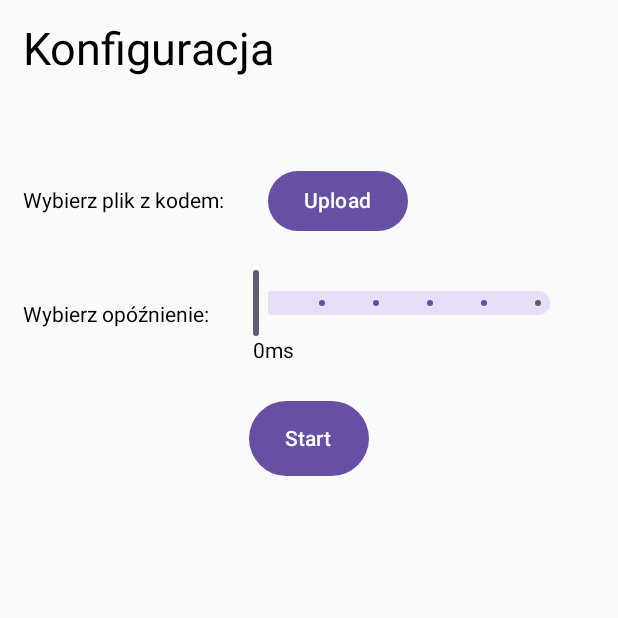
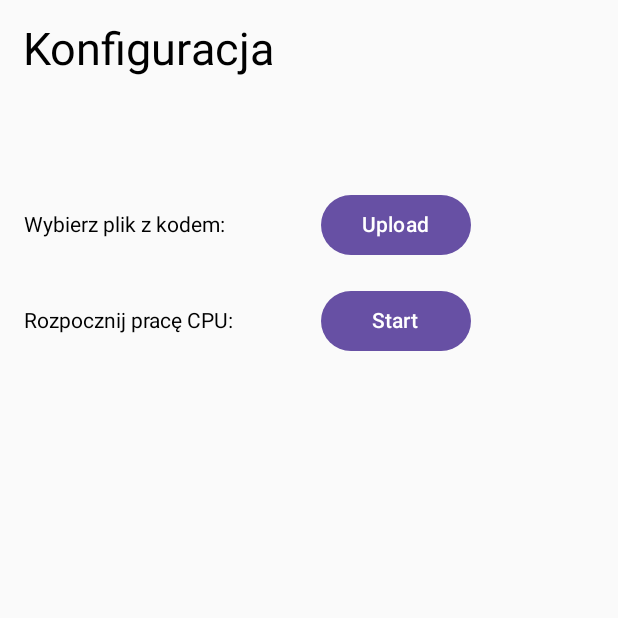
Before and after one commit to igornieb/RetroPc, an Android app built with Jetpack Compose: the screen it shows after launch (MainActivity), after a tap on "Start", on a phone screen of 412 x 824 dp, the top half of it. Run offline under Robolectric (Android 15) with nearby library versions, the phone set to English and light mode, and no system bars.

Commit message:
Fix ui, change represented memory size, fix graphical representation, add test code .txt file, connect ui to cpu logic

```diff
--- a/app/src/main/java/com/example/retropc/Bus.kt
+++ b/app/src/main/java/com/example/retropc/Bus.kt
@@ -1,6 +1,4 @@
 package com.example.retropc
-
-import android.util.Log
 
 class Bus {
     @OptIn(ExperimentalUnsignedTypes::class)
--- a/app/src/main/java/com/example/retropc/CommonComposables.kt
+++ b/app/src/main/java/com/example/retropc/CommonComposables.kt
@@ -4,7 +4,6 @@ import androidx.compose.foundation.layout.Row
 import androidx.compose.foundation.layout.fillMaxWidth
 import androidx.compose.foundation.layout.height
 import androidx.compose.foundation.layout.padding
-import androidx.compose.foundation.layout.width
 import androidx.compose.material3.Text
 import androidx.compose.runtime.Composable
 import androidx.compose.ui.Modifier
--- a/app/src/main/java/com/example/retropc/ConfigLayout.kt
+++ b/app/src/main/java/com/example/retropc/ConfigLayout.kt
@@ -2,26 +2,17 @@ package com.example.retropc
 
 import android.app.Activity
 import android.content.Intent
-import android.util.Log
-import androidx.activity.viewModels
-import androidx.compose.foundation.layout.Arrangement
 import androidx.compose.foundation.layout.Column
 import androidx.compose.foundation.layout.Row
 import androidx.compose.foundation.layout.Spacer
+import androidx.compose.foundation.layout.fillMaxSize
+import androidx.compose.foundation.layout.fillMaxWidth
 import androidx.compose.foundation.layout.height
 import androidx.compose.foundation.layout.padding
 import androidx.compose.foundation.layout.width
 import androidx.compose.material3.Button
-import androidx.compose.material3.MaterialTheme
-import androidx.compose.material3.Slider
-import androidx.compose.material3.SliderDefaults
 import androidx.compose.material3.Text
 import androidx.compose.runtime.Composable
-import androidx.compose.runtime.MutableState
-import androidx.compose.runtime.getValue
-import androidx.compose.runtime.mutableStateOf
-import androidx.compose.runtime.remember
-import androidx.compose.runtime.setValue
 import androidx.compose.ui.Alignment
 import androidx.compose.ui.Modifier
 import androidx.compose.ui.tooling.preview.Preview
@@ -36,37 +27,19 @@ fun PreviewConfig() {
 }
 
 @Composable
-fun ConfigLayout(vmodel: MainViewModel, activity: Activity) {
-    val vm = vmodel
-
+fun ConfigLayout(vm: MainViewModel, activity: Activity) {
     Column {
         Header("Konfiguracja")
         Spacer(modifier = Modifier.height(40.dp))
 
-        // Body
-        Row(
-            verticalAlignment = Alignment.CenterVertically,
-            horizontalArrangement = Arrangement.spacedBy(8.dp),
-            modifier = Modifier.padding(horizontal = 15.dp)
+        Column(
+            modifier = Modifier
+                .fillMaxSize()
+                .padding(16.dp)
         ) {
-            Text(text = "Wybierz plik z kodem: ")
-            Spacer(modifier = Modifier.width(10.dp))
-            Button(onClick = { openFile(activity) })
-            {
-                Text(text = "Upload")
-            }
+            UploadRow(activity)
+            StartRow(vm::resetAndStart)
         }
-        Spacer(modifier = Modifier.height(20.dp))
-        Row(
-            verticalAlignment = Alignment.CenterVertically,
-            horizontalArrangement = Arrangement.spacedBy(8.dp),
-            modifier = Modifier.padding(horizontal = 15.dp)
-        ) {
-            Text(text = "Wybierz opóźnienie: ")
-            Spacer(modifier = Modifier.width(10.dp))
-            TempoSlider(vm.tempoSliderPosition)
-        }
-        Menu()
     }
 }
 
@@ -79,22 +52,61 @@ fun openFile(activity: Activity) {
 }
 
 @Composable
-fun TempoSlider(sliderPosition: MutableState<Float>) {
-    Column(
-        modifier = Modifier.width(200.dp)
+fun UploadRow(activity: Activity) {
+    Row(
+        modifier = Modifier
+            .fillMaxWidth()
+            .padding(bottom = 16.dp),
+        verticalAlignment = Alignment.CenterVertically
     ) {
-        Slider(
-            value = sliderPosition.value,
-            onValueChange = { sliderPosition.value = it},
-            colors = SliderDefaults.colors(
-                thumbColor = MaterialTheme.colorScheme.secondary,
-                activeTrackColor = MaterialTheme.colorScheme.secondary,
-                inactiveTrackColor = MaterialTheme.colorScheme.secondaryContainer,
-            ),
-            steps = 4,
-            valueRange = 0f..1500f
-        )
-        Text(text = sliderPosition.value.toInt().toString() + "ms")
+        Column(
+            modifier = Modifier.weight(1f)
+        ) {
+            Text("Wybierz plik z kodem:")
+        }
 
+        // Right column with button
+        Column(
+            modifier = Modifier
+                .weight(1f)
+                .padding(start = 8.dp)
+        ) {
+            Button(
+                modifier = Modifier.width(100.dp),
+                onClick = { openFile(activity) }
+            ) {
+                Text("Upload")
+            }
+        }
     }
 }
+
+@Composable
+fun StartRow(startFun: () -> Unit) {
+    Row(
+        modifier = Modifier
+            .fillMaxWidth()
+            .padding(bottom = 16.dp),
+        verticalAlignment = Alignment.CenterVertically
+    ) {
+        Column(
+            modifier = Modifier.weight(1f)
+        ) {
+            Text("Rozpocznij pracę CPU:")
+        }
+
+        // Right column with button
+        Column(
+            modifier = Modifier
+                .weight(1f)
+                .padding(start = 8.dp)
+        ) {
+            Button(
+                modifier = Modifier.width(100.dp),
+                onClick = { startFun.invoke() }
+            ) {
+                Text("Start")
+            }
+        }
+    }
+}
--- a/app/src/main/java/com/example/retropc/Cpu6502.kt
+++ b/app/src/main/java/com/example/retropc/Cpu6502.kt
@@ -123,6 +123,12 @@ class Cpu6502{
         fetched = 0u
         //set cycles
         cycles = 8
+
+        // DEBUG
+        // just to see if it's working (500 - surely more than enough to execute all instructions)
+        for (i in 0 until 500) {
+            Clock()
+        }
     }
 
     private fun Irq()
--- a/app/src/main/java/com/example/retropc/MainActivity.kt
+++ b/app/src/main/java/com/example/retropc/MainActivity.kt
@@ -1,38 +1,21 @@
 package com.example.retropc
 
-import android.app.Activity
 import android.content.Intent
-import android.net.Uri
 import android.os.Bundle
 import android.telephony.MbmsDownloadSession.RESULT_CANCELLED
-import android.util.Log
 import androidx.activity.ComponentActivity
 import androidx.activity.compose.setContent
 import androidx.activity.viewModels
 import androidx.compose.foundation.ExperimentalFoundationApi
-import androidx.compose.foundation.layout.Arrangement
-import androidx.compose.foundation.layout.Column
-import androidx.compose.foundation.layout.Row
-import androidx.compose.foundation.layout.Spacer
-import androidx.compose.foundation.layout.fillMaxWidth
-import androidx.compose.foundation.layout.height
 import androidx.compose.foundation.pager.HorizontalPager
 import androidx.compose.foundation.pager.PageSize
 import androidx.compose.foundation.pager.rememberPagerState
-import androidx.compose.material3.Button
-import androidx.compose.material3.Text
 import androidx.compose.runtime.Composable
-import androidx.compose.ui.Alignment.Companion.CenterVertically
-import androidx.compose.ui.Modifier
 import androidx.compose.ui.tooling.preview.Preview
-import androidx.compose.ui.unit.dp
-import androidx.lifecycle.viewmodel.compose.viewModel
-import java.io.BufferedReader
-import java.io.InputStreamReader
 
 
 class MainActivity : ComponentActivity() {
-    private val vm: MainViewModel by viewModels()
+    val vm: MainViewModel by viewModels()
 
     override fun onCreate(savedInstanceState: Bundle?) {
         super.onCreate(savedInstanceState)
@@ -45,41 +28,22 @@ class MainActivity : ComponentActivity() {
         super.onActivityResult(requestCode, resultCode, data)
         if (requestCode == 111 && resultCode != RESULT_CANCELLED) {
             val selectedFile = data?.data // The URI with the location of the file
-            readFile(selectedFile)
             vm.loadCode(selectedFile, contentResolver)
 
-        }
-    }
-
-    // DEBUG PURPOSES
-    private fun readFile(fileUri: Uri?) {
-        fileUri?.let {
-            contentResolver.openInputStream(it)?.use { inputStream ->
-                val reader = BufferedReader(InputStreamReader(inputStream))
-                val stringBuilder = StringBuilder()
-                var line: String?
-
-                while (reader.readLine().also { line = it } != null) {
-                    stringBuilder.append(line).append('\n')
-                }
-
-                val fileContent = stringBuilder.toString()
-                Log.d("FILE_CONTENT_DEBUG", fileContent)
-            }
         }
     }
 }
 
 @Preview(showBackground = true)
 @Composable
-fun prviewMain() {
+fun PreviewMain() {
     Pager(MainActivity())
 }
 
 @OptIn(ExperimentalFoundationApi::class)
 @Composable
 fun Pager(activity: MainActivity) {
-    val vm: MainViewModel = viewModel()
+    val vm: MainViewModel = activity.vm
 
     val pagerState = rememberPagerState()
     HorizontalPager(
@@ -94,22 +58,3 @@ fun Pager(activity: MainActivity) {
         }
     }
 }
-
-@Composable
-fun Menu() {
-    Row(
-        modifier = Modifier
-            .fillMaxWidth()
-            .height(100.dp),
-        horizontalArrangement = Arrangement.Center
-    ) {
-        Button(
-            modifier = Modifier
-                .height(50.dp)
-                .align(CenterVertically),
-            onClick = {}
-        ) {
-            Text(text = "Start")
-        }
-    }
-}
--- a/app/src/main/java/com/example/retropc/MainViewModel.kt
+++ b/app/src/main/java/com/example/retropc/MainViewModel.kt
@@ -2,20 +2,21 @@ package com.example.retropc
 
 import android.content.ContentResolver
 import android.net.Uri
-import androidx.compose.runtime.mutableStateOf
-import androidx.compose.runtime.setValue
 import androidx.compose.ui.graphics.Color
 import androidx.lifecycle.ViewModel
 
 class MainViewModel : ViewModel() {
     val model = Model()
-    var tempoSliderPosition = mutableStateOf(0f)
 
     fun loadCode(file: Uri?, contentResolver: ContentResolver) {
-        model.setCode(file, contentResolver)
+        model.uploadCode(file, contentResolver)
     }
 
-    fun getTextUIText(): String = model.getTextScreenContent()
+    fun getTextRepresentationText(): String = model.getTextScreenContent()
 
-    fun getGraphicUIArray(): Array<Array<Color>> = model.getPixelArray()
+    fun getGraphicRepresentationArray(): Array<Array<Color>> = model.getPixelArray()
+
+    fun resetAndStart() {
+        model.cpu.Reset()
+    }
 }
```
Also changed, not shown: app/src/main/java/com/example/retropc/GraphicLayout.kt (+46 -23 lines), app/src/main/java/com/example/retropc/Model.kt (+19 -23 lines), app/src/main/java/com/example/retropc/TextLayout.kt (+7 -19 lines).
